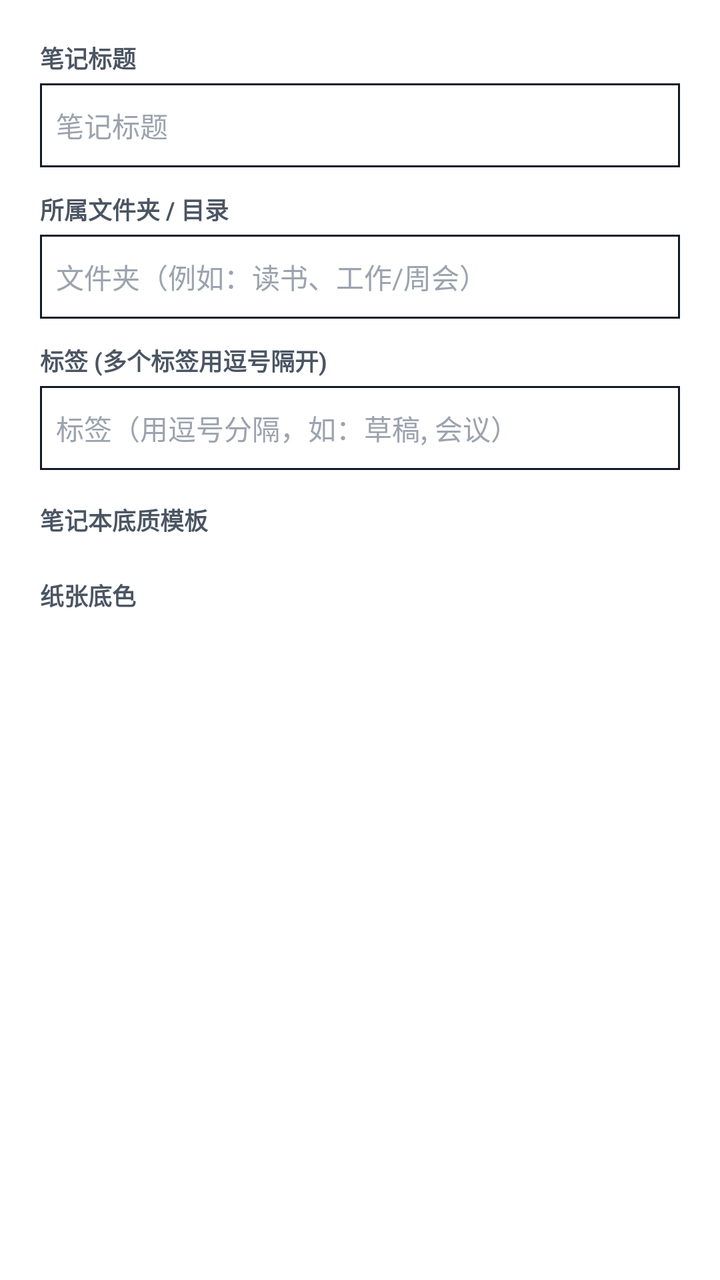
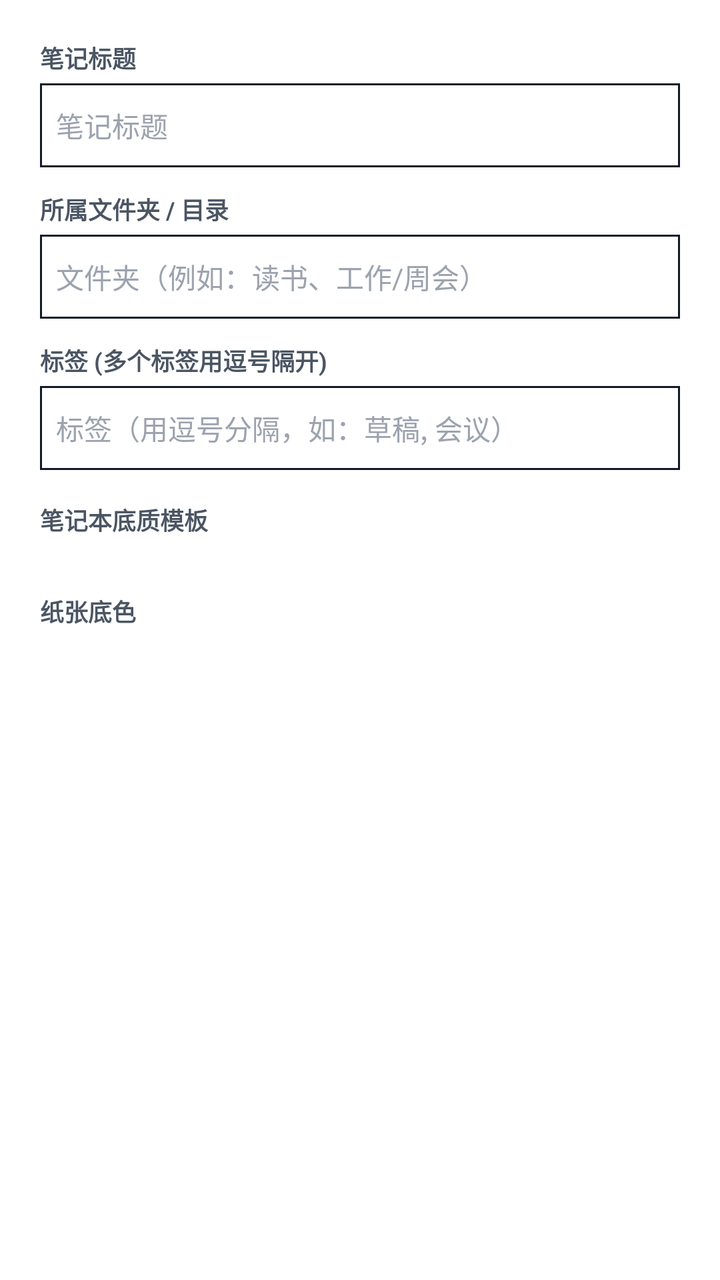

An Android layout rendered at two revisions. The XML below is the earlier revision; the diff shows what the commit changed to produce the second picture.
<!-- AndroidManifest.xml: application theme Theme.AdNote -->
<!-- res/layout/dialog_new_note.xml -->
<?xml version="1.0" encoding="utf-8"?>
<ScrollView xmlns:android="http://schemas.android.com/apk/res/android"
    android:layout_width="match_parent"
    android:layout_height="wrap_content">

    <LinearLayout
        android:layout_width="match_parent"
        android:layout_height="wrap_content"
        android:orientation="vertical"
        android:padding="20dp"
        android:background="@color/bg_surface">

        <TextView
            android:layout_width="wrap_content"
            android:layout_height="wrap_content"
            android:text="笔记标题"
            android:textSize="12sp"
            android:textStyle="bold"
            android:textColor="@color/text_secondary" />

        <EditText
            android:id="@+id/etDialogTitle"
            android:layout_width="match_parent"
            android:layout_height="42dp"
            android:background="@drawable/bg_edit_text"
            android:hint="@string/note_title_hint"
            android:textSize="14sp"
            android:textColor="@color/text_primary"
            android:textColorHint="@color/text_tertiary"
            android:singleLine="true"
            android:layout_marginTop="4dp"
            android:layout_marginBottom="12dp" />

        <TextView
            android:layout_width="wrap_content"
            android:layout_height="wrap_content"
            android:text="所属文件夹 / 目录"
            android:textSize="12sp"
            android:textStyle="bold"
            android:textColor="@color/text_secondary" />

        <EditText
            android:id="@+id/etDialogFolder"
            android:layout_width="match_parent"
            android:layout_height="42dp"
            android:background="@drawable/bg_edit_text"
            android:hint="@string/note_folder_hint"
            android:textSize="14sp"
            android:textColor="@color/text_primary"
            android:textColorHint="@color/text_tertiary"
            android:singleLine="true"
            android:layout_marginTop="4dp"
            android:layout_marginBottom="12dp" />

        <TextView
            android:layout_width="wrap_content"
            android:layout_height="wrap_content"
            android:text="标签 (多个标签用逗号隔开)"
            android:textSize="12sp"
            android:textStyle="bold"
            android:textColor="@color/text_secondary" />

        <EditText
            android:id="@+id/etDialogTags"
            android:layout_width="match_parent"
            android:layout_height="42dp"
            android:background="@drawable/bg_edit_text"
            android:hint="@string/note_tags_hint"
            android:textSize="14sp"
            android:textColor="@color/text_primary"
            android:textColorHint="@color/text_tertiary"
            android:singleLine="true"
            android:layout_marginTop="4dp"
            android:layout_marginBottom="16dp" />

        <TextView
            android:layout_width="wrap_content"
            android:layout_height="wrap_content"
            android:text="笔记本底质模板"
            android:textSize="12sp"
            android:textStyle="bold"
            android:textColor="@color/text_secondary"
            android:layout_marginBottom="6dp" />

        <HorizontalScrollView
            android:layout_width="match_parent"
            android:layout_height="wrap_content"
            android:scrollbars="none"
            android:layout_marginBottom="14dp">
            <LinearLayout
                android:id="@+id/layoutTemplateChips"
                android:layout_width="wrap_content"
                android:layout_height="wrap_content"
                android:orientation="horizontal" />
        </HorizontalScrollView>

        <TextView
            android:layout_width="wrap_content"
            android:layout_height="wrap_content"
            android:text="纸张底色"
            android:textSize="12sp"
            android:textStyle="bold"
            android:textColor="@color/text_secondary"
            android:layout_marginBottom="6dp" />

        <HorizontalScrollView
            android:layout_width="match_parent"
            android:layout_height="wrap_content"
            android:scrollbars="none">
            <LinearLayout
                android:id="@+id/layoutColorChips"
                android:layout_width="wrap_content"
                android:layout_height="wrap_content"
                android:orientation="horizontal" />
        </HorizontalScrollView>
    </LinearLayout>
</ScrollView>
<!-- resources referenced by this layout -->
<resources>
  <color name="bg_surface">#FFFFFF</color>
  <color name="text_primary">#111827</color>
  <color name="text_secondary">#4B5563</color>
  <color name="text_tertiary">#9CA3AF</color>
  <!-- drawable bg_edit_text (drawable) -->
  <?xml version="1.0" encoding="utf-8"?>
  <shape xmlns:android="http://schemas.android.com/apk/res/android"
      android:shape="rectangle">
      <solid android:color="@color/white" />
      <stroke android:width="1dp" android:color="@color/black" />
      <padding android:left="8dp" android:top="8dp" android:right="8dp" android:bottom="8dp" />
  </shape>
  <string name="note_folder_hint">文件夹（例如：读书、工作/周会）</string>
  <string name="note_tags_hint">标签（用逗号分隔，如：草稿, 会议）</string>
  <string name="note_title_hint">笔记标题</string>
  <style name="Theme.AdNote" parent="Theme.AppCompat.Light.NoActionBar">
          <item name="android:windowBackground">@color/bg_page</item>
          <item name="android:colorBackground">@color/bg_page</item>
          <item name="android:textColorPrimary">@color/text_primary</item>
          <item name="android:textColorSecondary">@color/text_secondary</item>
          <item name="colorPrimary">@color/brand_black</item>
          <item name="colorPrimaryDark">@color/brand_black</item>
          <item name="colorAccent">@color/brand_black</item>
  
          
          <item name="android:windowAnimationStyle">@style/NoAnimation</item>
          <item name="alertDialogTheme">@style/Theme.AdNote.Dialog</item>
      </style>
  <color name="white">#FFFFFF</color>
  <color name="black">#111827</color>
  <color name="bg_page">#FFFFFF</color>
  <color name="brand_black">#111827</color>
  <style name="NoAnimation">
          <item name="android:activityOpenEnterAnimation">@null</item>
          <item name="android:activityOpenExitAnimation">@null</item>
          <item name="android:activityCloseEnterAnimation">@null</item>
          <item name="android:activityCloseExitAnimation">@null</item>
          <item name="android:taskOpenEnterAnimation">@null</item>
          <item name="android:taskOpenExitAnimation">@null</item>
          <item name="android:taskCloseEnterAnimation">@null</item>
          <item name="android:taskCloseExitAnimation">@null</item>
      </style>
  <style name="Theme.AdNote.Dialog" parent="Theme.AppCompat.Light.Dialog.Alert">
          <item name="colorAccent">@color/brand_black</item>
          <item name="colorPrimary">@color/brand_black</item>
          <item name="android:textColorPrimary">@color/text_primary</item>
      </style>
</resources>

<!-- the commit's change to res/layout/dialog_new_note.xml (unified diff, before → after) -->
@@ -86,6 +86,18 @@
             android:layout_width="match_parent"
             android:layout_height="wrap_content"
             android:scrollbars="none"
+            android:layout_marginBottom="8dp">
+            <LinearLayout
+                android:id="@+id/layoutTemplateCategoryChips"
+                android:layout_width="wrap_content"
+                android:layout_height="wrap_content"
+                android:orientation="horizontal" />
+        </HorizontalScrollView>
+
+        <HorizontalScrollView
+            android:layout_width="match_parent"
+            android:layout_height="wrap_content"
+            android:scrollbars="none"
             android:layout_marginBottom="14dp">
             <LinearLayout
                 android:id="@+id/layoutTemplateChips"
